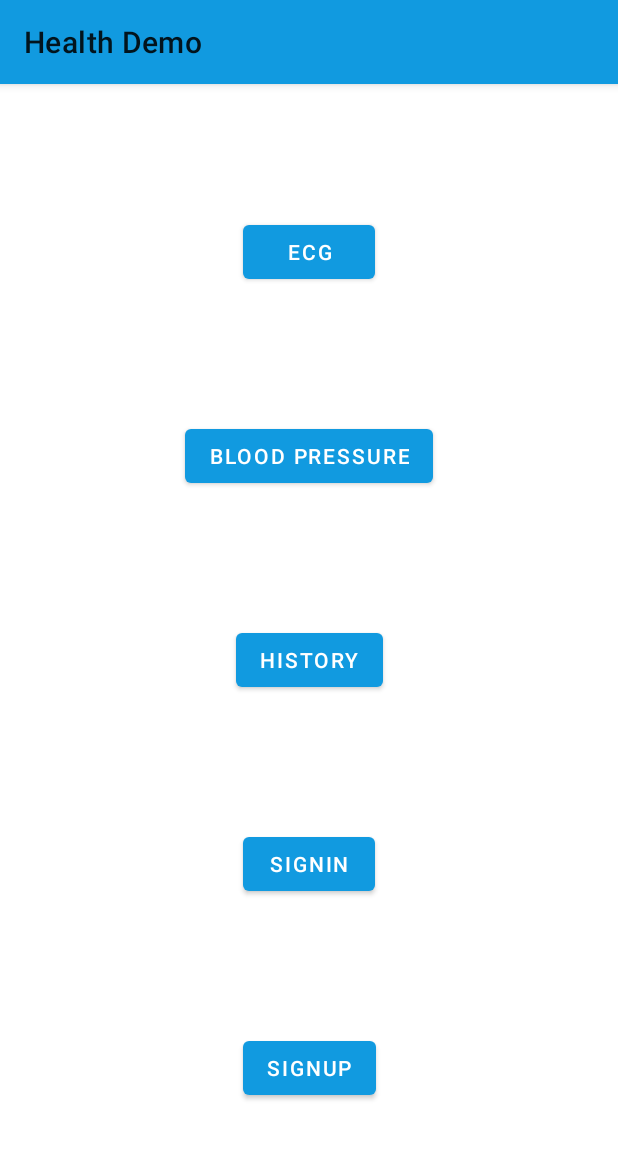
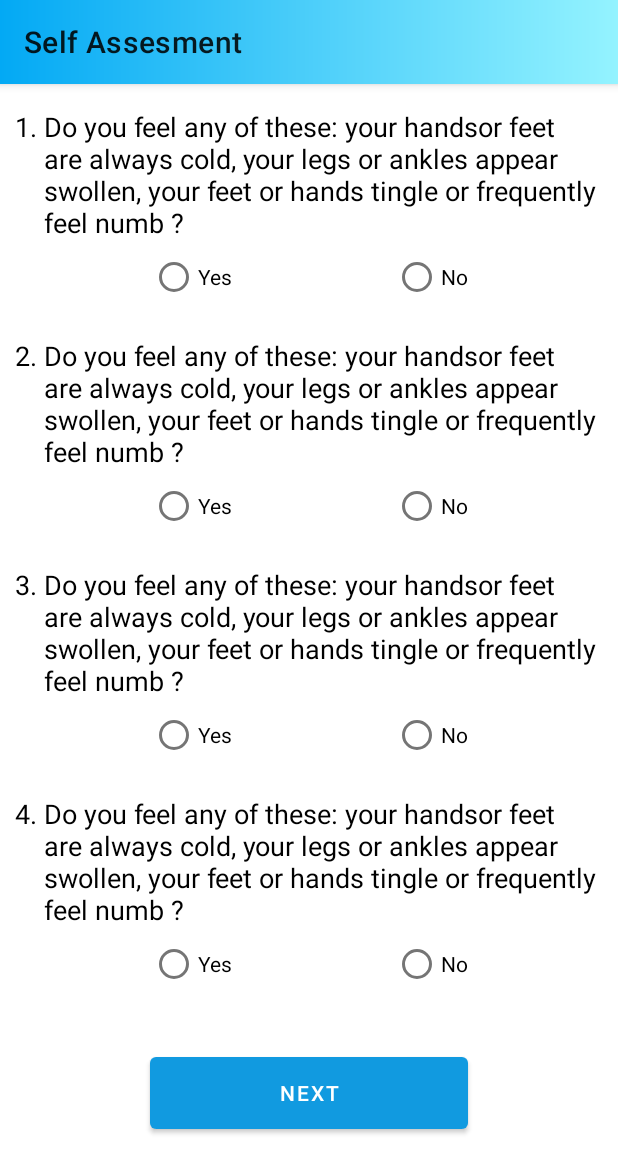
Before and after one commit to zahidcsepstu/Health_Demo, an Android app: the screen it shows after launch (MainActivity before the commit, Self_Assesment after it), on a phone screen of 412 x 824 dp. Shown: the top 1173 px of the screen. Run offline under Robolectric (Android 15) with nearby library versions, the phone set to English and light mode, and no system bars.

Commit message:
Action Bar and self assesment page

```diff
--- a/app/src/main/AndroidManifest.xml
+++ b/app/src/main/AndroidManifest.xml
@@ -9,12 +9,13 @@
         android:roundIcon="@mipmap/ic_launcher_round"
         android:supportsRtl="true"
         android:theme="@style/AppTheme">
-        <activity android:name=".SignUp"></activity>
+        <activity android:name=".MainActivity"></activity>
+        <activity android:name=".SignUp" />
         <activity android:name=".SignIn" />
         <activity android:name=".BloodPressure" />
         <activity android:name=".History" />
         <activity android:name=".ECG" />
-        <activity android:name=".MainActivity">
+        <activity android:name=".Self_Assesment">
             <intent-filter>
                 <action android:name="android.intent.action.MAIN" />
 
--- a/app/src/main/java/com/example/healthdemo/MainActivity.java
+++ b/app/src/main/java/com/example/healthdemo/MainActivity.java
@@ -1,4 +1,5 @@
 package com.example.healthdemo;
+import androidx.appcompat.app.ActionBar;
 import androidx.appcompat.app.AppCompatActivity;
 
 import android.content.Intent;
@@ -20,6 +21,11 @@ public class MainActivity extends AppCompatActivity  {
         history=findViewById(R.id.button5);
         signIn=findViewById(R.id.sign_in_button);
         signUp=findViewById(R.id.sign_up_button);
+
+        ActionBar actionBar = getSupportActionBar();
+        if (actionBar != null){
+            actionBar.setBackgroundDrawable(getResources().getDrawable(R.drawable.gradient_action_bar));
+        }
 
         ECG.setOnClickListener(new View.OnClickListener() {
             @Override
--- /dev/null
+++ b/app/src/main/java/com/example/healthdemo/Self_Assesment.java
@@ -0,0 +1,22 @@
+package com.example.healthdemo;
+
+import androidx.appcompat.app.ActionBar;
+import androidx.appcompat.app.AppCompatActivity;
+
+import android.os.Build;
+import android.os.Bundle;
+
+public class Self_Assesment extends AppCompatActivity {
+
+    @Override
+    protected void onCreate(Bundle savedInstanceState) {
+        super.onCreate(savedInstanceState);
+        setContentView(R.layout.activity_self__assesment);
+        ActionBar actionBar = getSupportActionBar();
+        if (actionBar != null){
+            actionBar.setBackgroundDrawable(getResources().getDrawable(R.drawable.gradient_action_bar));
+            actionBar.setTitle("Self Assesment");
+        }
+
+    }
+}
--- /dev/null
+++ b/app/src/main/res/drawable/gradient_action_bar.xml
@@ -0,0 +1,13 @@
+<?xml version="1.0" encoding="utf-8"?>
+<shape xmlns:android="http://schemas.android.com/apk/res/android"
+    android:shape="rectangle"
+    android:useLevel="false">
+
+    <gradient
+        android:angle="360"
+        android:type="linear"
+        android:startColor="@color/actionBar1"
+        android:endColor="@color/actionBar2"
+        />
+
+</shape>
--- /dev/null
+++ b/app/src/main/res/layout/activity_self__assesment.xml
@@ -0,0 +1,237 @@
+<?xml version="1.0" encoding="utf-8"?>
+<androidx.constraintlayout.widget.ConstraintLayout xmlns:android="http://schemas.android.com/apk/res/android"
+    xmlns:app="http://schemas.android.com/apk/res-auto"
+    xmlns:tools="http://schemas.android.com/tools"
+    android:layout_width="match_parent"
+    android:layout_height="match_parent"
+    tools:context=".Self_Assesment">
+
+    <TextView
+        android:id="@+id/ques_1"
+        android:layout_width="0dp"
+        android:layout_height="wrap_content"
+        android:layout_marginTop="16dp"
+        android:layout_marginEnd="8dp"
+        android:text="@string/ques_1"
+        android:textColor="#000000"
+        android:textSize="18sp"
+        app:layout_constraintEnd_toEndOf="parent"
+        app:layout_constraintStart_toEndOf="@+id/serial_1"
+        app:layout_constraintTop_toTopOf="parent" />
+
+    <TextView
+        android:id="@+id/serial_1"
+        android:layout_width="wrap_content"
+        android:layout_height="wrap_content"
+        android:layout_marginStart="10dp"
+        android:layout_marginTop="16dp"
+        android:text="1. "
+        android:textColor="#000000"
+        android:textSize="18sp"
+        app:layout_constraintStart_toStartOf="parent"
+        app:layout_constraintTop_toTopOf="parent" />
+
+    <androidx.constraintlayout.widget.ConstraintLayout
+        android:id="@+id/answer_1"
+        android:layout_width="0dp"
+        android:layout_height="wrap_content"
+        app:layout_constraintEnd_toEndOf="parent"
+        app:layout_constraintStart_toStartOf="parent"
+        app:layout_constraintTop_toBottomOf="@+id/ques_1">
+
+        <RadioButton
+            android:id="@+id/yes"
+            android:layout_width="wrap_content"
+            android:layout_height="wrap_content"
+            android:layout_marginStart="@dimen/radio_button_margin"
+            android:text="@string/yes"
+            app:layout_constraintBottom_toBottomOf="parent"
+            app:layout_constraintStart_toStartOf="parent"
+            app:layout_constraintTop_toTopOf="parent" />
+
+        <RadioButton
+            android:id="@+id/no"
+            android:layout_width="wrap_content"
+            android:layout_height="wrap_content"
+            android:layout_marginEnd="@dimen/radio_button_margin"
+            android:text="@string/no"
+            app:layout_constraintBottom_toBottomOf="parent"
+            app:layout_constraintEnd_toEndOf="parent"
+            app:layout_constraintTop_toTopOf="parent" />
+
+    </androidx.constraintlayout.widget.ConstraintLayout>
+
+
+    <TextView
+        android:id="@+id/ques_2"
+        android:layout_width="0dp"
+        android:layout_height="wrap_content"
+        android:layout_marginTop="16dp"
+        android:layout_marginEnd="8dp"
+        android:text="@string/ques_1"
+        android:textColor="#000000"
+        android:textSize="18sp"
+        app:layout_constraintEnd_toEndOf="parent"
+        app:layout_constraintStart_toEndOf="@+id/serial_1"
+        app:layout_constraintTop_toBottomOf="@+id/answer_1" />
+
+    <TextView
+        android:id="@+id/serial_2"
+        android:layout_width="wrap_content"
+        android:layout_height="wrap_content"
+        android:layout_marginStart="10dp"
+        android:text="2. "
+        android:textColor="#000000"
+        android:textSize="18sp"
+        app:layout_constraintStart_toStartOf="parent"
+        app:layout_constraintTop_toTopOf="@+id/ques_2" />
+
+    <androidx.constraintlayout.widget.ConstraintLayout
+        android:id="@+id/answer_2"
+        android:layout_width="0dp"
+        android:layout_height="wrap_content"
+        app:layout_constraintEnd_toEndOf="parent"
+        app:layout_constraintStart_toStartOf="parent"
+        app:layout_constraintTop_toBottomOf="@+id/ques_2">
+
+        <RadioButton
+            android:layout_width="wrap_content"
+            android:layout_height="wrap_content"
+            android:layout_marginStart="@dimen/radio_button_margin"
+            android:text="@string/yes"
+            app:layout_constraintBottom_toBottomOf="parent"
+            app:layout_constraintStart_toStartOf="parent"
+            app:layout_constraintTop_toTopOf="parent" />
+
+        <RadioButton
+            android:layout_width="wrap_content"
+            android:layout_height="wrap_content"
+            android:layout_marginEnd="@dimen/radio_button_margin"
+            android:text="@string/no"
+            app:layout_constraintBottom_toBottomOf="parent"
+            app:layout_constraintEnd_toEndOf="parent"
+            app:layout_constraintTop_toTopOf="parent" />
+
+    </androidx.constraintlayout.widget.ConstraintLayout>
+
+
+    <TextView
+        android:id="@+id/ques_3"
+        android:layout_width="0dp"
+        android:layout_height="wrap_content"
+        android:layout_marginTop="16dp"
+        android:layout_marginEnd="8dp"
+        android:text="@string/ques_1"
+        android:textColor="#000000"
+        android:textSize="18sp"
+        app:layout_constraintEnd_toEndOf="parent"
+        app:layout_constraintStart_toEndOf="@+id/serial_1"
+        app:layout_constraintTop_toBottomOf="@+id/answer_2" />
+
+    <TextView
+        android:id="@+id/serial_3"
+        android:layout_width="wrap_content"
+        android:layout_height="wrap_content"
+        android:layout_marginStart="10dp"
+        android:text="3. "
+        android:textColor="#000000"
+        android:textSize="18sp"
+        app:layout_constraintStart_toStartOf="parent"
+        app:layout_constraintTop_toTopOf="@+id/ques_3" />
+
+    <androidx.constraintlayout.widget.ConstraintLayout
+        android:id="@+id/answer_3"
+        android:layout_width="0dp"
+        android:layout_height="wrap_content"
+        app:layout_constraintEnd_toEndOf="parent"
+        app:layout_constraintStart_toStartOf="parent"
+        app:layout_constraintTop_toBottomOf="@+id/ques_3">
+
+        <RadioButton
+            android:layout_width="wrap_content"
+            android:layout_height="wrap_content"
+            android:layout_marginStart="@dimen/radio_button_margin"
+            android:text="@string/yes"
+            app:layout_constraintBottom_toBottomOf="parent"
+            app:layout_constraintStart_toStartOf="parent"
+            app:layout_constraintTop_toTopOf="parent" />
+
+        <RadioButton
+            android:layout_width="wrap_content"
+            android:layout_height="wrap_content"
+            android:layout_marginEnd="@dimen/radio_button_margin"
+            android:text="@string/no"
+            app:layout_constraintBottom_toBottomOf="parent"
+            app:layout_constraintEnd_toEndOf="parent"
+            app:layout_constraintTop_toTopOf="parent" />
+
+    </androidx.constraintlayout.widget.ConstraintLayout>
+
+
+    <TextView
+        android:id="@+id/ques_4"
+        android:layout_width="0dp"
+        android:layout_height="wrap_content"
+        android:layout_marginTop="16dp"
+        android:layout_marginEnd="8dp"
+        android:text="@string/ques_1"
+        android:textColor="#000000"
+        android:textSize="18sp"
+        app:layout_constraintEnd_toEndOf="parent"
+        app:layout_constraintStart_toEndOf="@+id/serial_1"
+        app:layout_constraintTop_toBottomOf="@+id/answer_3" />
+
+    <TextView
+        android:id="@+id/serial_4"
+        android:layout_width="wrap_content"
+        android:layout_height="wrap_content"
+        android:layout_marginStart="10dp"
+        android:text="4. "
+        android:textColor="#000000"
+        android:textSize="18sp"
+        app:layout_constraintStart_toStartOf="parent"
+        app:layout_constraintTop_toTopOf="@+id/ques_4" />
+
+    <androidx.constraintlayout.widget.ConstraintLayout
+        android:id="@+id/answer_4"
+        android:layout_width="0dp"
+        android:layout_height="wrap_content"
+        app:layout_constraintEnd_toEndOf="parent"
+        app:layout_constraintStart_toStartOf="parent"
+        app:layout_constraintTop_toBottomOf="@+id/ques_4">
+
+        <RadioButton
+            android:layout_width="wrap_content"
+            android:layout_height="wrap_content"
+            android:layout_marginStart="@dimen/radio_button_margin"
+            android:text="@string/yes"
+            app:layout_constraintBottom_toBottomOf="parent"
+            app:layout_constraintStart_toStartOf="parent"
+            app:layout_constraintTop_toTopOf="parent" />
+
+        <RadioButton
+            android:layout_width="wrap_content"
+            android:layout_height="wrap_content"
+            android:layout_marginEnd="@dimen/radio_button_margin"
+            android:text="@string/no"
+            app:layout_constraintBottom_toBottomOf="parent"
+            app:layout_constraintEnd_toEndOf="parent"
+            app:layout_constraintTop_toTopOf="parent" />
+
+    </androidx.constraintlayout.widget.ConstraintLayout>
+
+    <com.google.android.material.button.MaterialButton
+        android:id="@+id/sign_in_button"
+        android:layout_width="0dp"
+        android:layout_height="60dp"
+        android:layout_marginStart="100dp"
+        android:layout_marginTop="32dp"
+        android:layout_marginEnd="100dp"
+        android:text="next"
+        app:layout_constraintEnd_toEndOf="parent"
+        app:layout_constraintStart_toStartOf="parent"
+        app:layout_constraintTop_toBottomOf="@+id/answer_4" />
+
+
+
+</androidx.constraintlayout.widget.ConstraintLayout>
--- a/app/src/main/res/values/colors.xml
+++ b/app/src/main/res/values/colors.xml
@@ -6,4 +6,6 @@
     <color name="yellow">#FFEB3B</color>
     <color name="red">#FF0000</color>
     <color name="green">#00AC9C</color>
+    <color name="actionBar1">#03A9F4</color>
+    <color name="actionBar2">#94F3FF</color>
 </resources>
--- a/app/src/main/res/values/dimens.xml
+++ b/app/src/main/res/values/dimens.xml
@@ -22,6 +22,7 @@
     <!--icon size-->
     <dimen name="icon_width">25dp</dimen>
     <dimen name="icon_height">25dp</dimen>
+    <dimen name="radio_button_margin">100dp</dimen>
     <dimen name="end_margin">30dp</dimen>
     <dimen name="start_margin">25dp</dimen>
     <dimen name="start_margin_text_field">1dp</dimen>
--- a/app/src/main/res/values/strings.xml
+++ b/app/src/main/res/values/strings.xml
@@ -15,4 +15,7 @@
     <string name="registration_means_you_agree">Registration means you agree</string>
     <string name="user_agreement_privacy_policy">User Agreement | Privacy Policy</string>
     <string name="sign_up">Sign Up</string>
+    <string name="ques_1">Do you feel any of these: your handsor feet are always cold, your legs or ankles appear swollen, your feet or hands tingle or frequently feel numb ?</string>
+    <string name="yes">Yes</string>
+    <string name="no">No</string>
 </resources>
```
